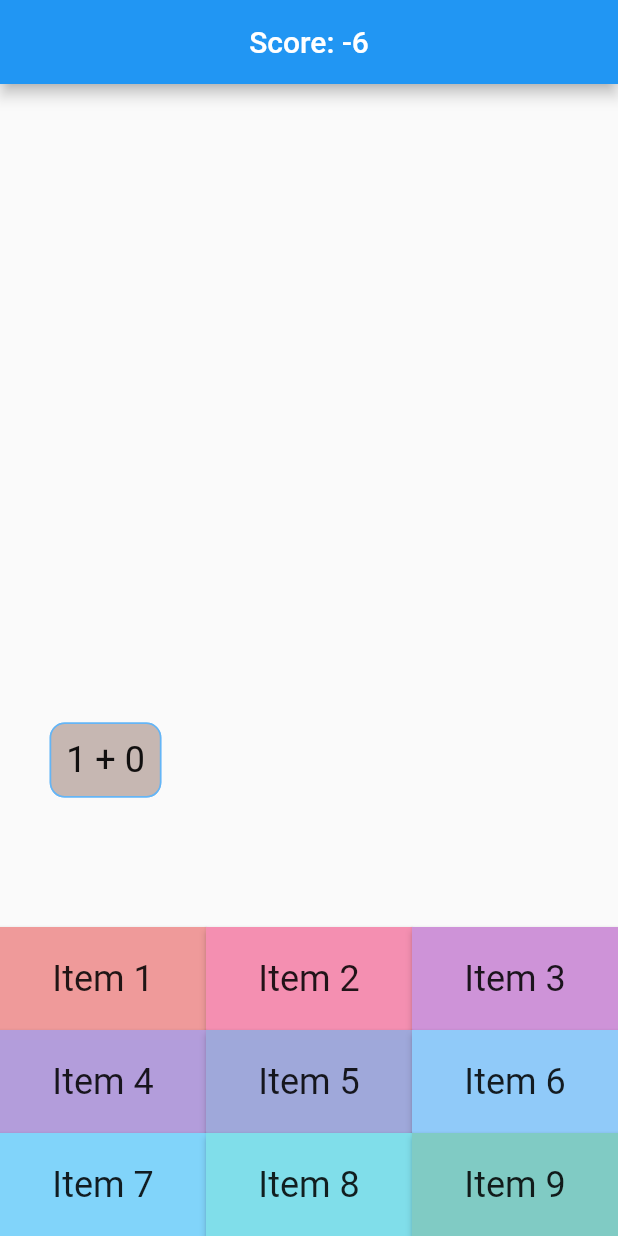
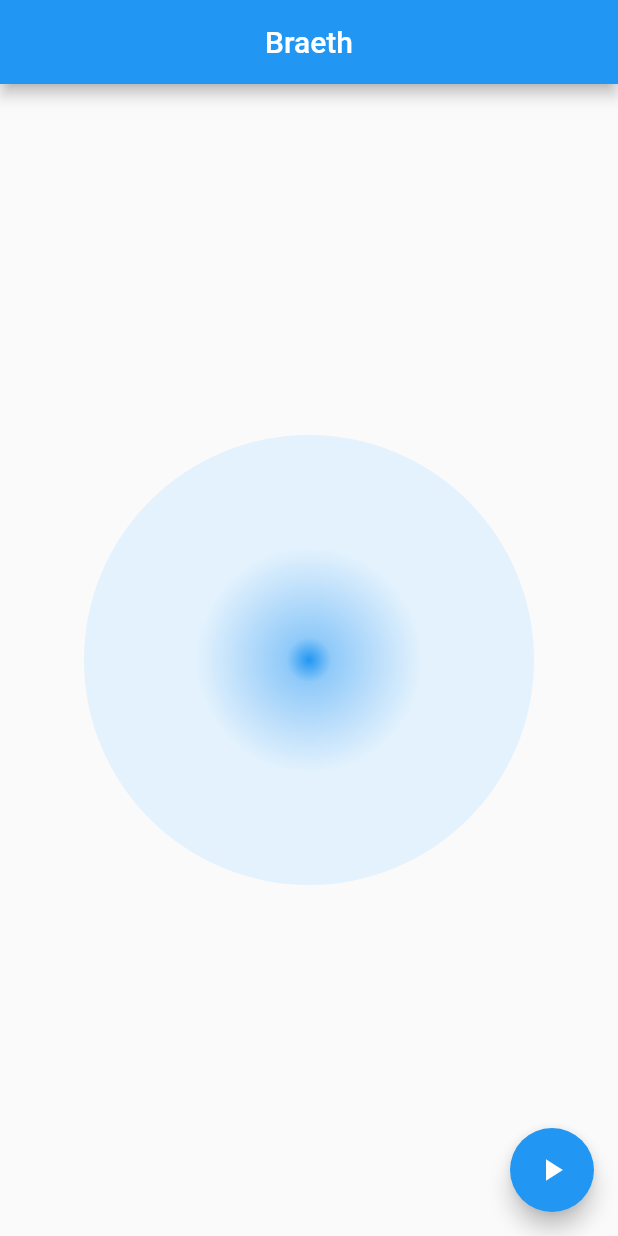
Before and after one commit to away-star/flutter-first_game, a Flutter app: the screen it shows after launch, on a phone screen of 412 x 824 dp. Run offline on Flutter 3.47's test engine with Material 2 defaults, Android fonts, the phone set to English and light mode, and no system bars.

Commit message:
主要是有些小尝试

```diff
--- /dev/null
+++ b/lib/breath.dart
@@ -0,0 +1,114 @@
+import 'package:flutter/material.dart';
+
+class Braeth extends StatefulWidget {
+  const Braeth({Key? key}) : super(key: key);
+
+  @override
+  State<Braeth> createState() => _BraethState();
+}
+
+class _BraethState extends State<Braeth> with TickerProviderStateMixin {
+
+   late AnimationController _controller;
+   late AnimationController _opacityController;
+
+  @override
+  void initState() {
+    // TODO: implement initState
+    _controller = AnimationController(
+      vsync: this,
+
+    );
+    _opacityController = AnimationController(
+      vsync: this,
+
+    );
+    super.initState();
+  }
+
+  @override
+  void dispose() {
+    // TODO: implement dispose
+    _controller.dispose();
+    super.dispose();
+  }
+
+  @override
+  Widget build(BuildContext context) {
+    return Scaffold(
+        appBar: AppBar(
+          title: Center(child: const Text("Braeth")),
+        ),
+        body: Center(
+          child: FadeTransition(
+            opacity: Tween(begin: 1.0, end: 0.7).animate(_opacityController),
+            child: AnimatedBuilder(
+              animation: _controller,
+              builder: (BuildContext context, Widget? child) {
+                return Container(
+                  width: 300,
+                  height: 300,
+                  decoration: BoxDecoration(
+                    color: Colors.blue,
+                    shape: BoxShape.circle,
+                    gradient: RadialGradient(
+                      colors: [
+                        Colors.blue,
+                        Colors.blue[200]!,
+                        Colors.blue[100]!,
+                        Colors.blue[50]!,
+                      ],
+                      //下面为什么报错
+                      //stops: const [_controller.value, 0.6, 0.9, 1.0],
+
+                      stops: [
+                        _controller.value,
+                        _controller.value + 0.1,
+                        _controller.value + 0.3,
+                        _controller.value + 0.5
+                      ],
+                    ),
+                  ),
+                );
+              },
+              child: Container(
+                width: 300,
+                height: 300,
+                decoration: BoxDecoration(
+                  color: Colors.blue,
+                  shape: BoxShape.circle,
+                  gradient: RadialGradient(
+                    colors: [
+                      Colors.blue,
+                      Colors.blue[200]!,
+                      Colors.blue[100]!,
+                      Colors.blue[50]!,
+                    ],
+                    stops: const [0.5, 0.6, 0.9, 1.0],
+                  ),
+                ),
+              ),
+            ),
+          ),
+        ),
+        floatingActionButton: FloatingActionButton(
+          onPressed: () async {
+            //设置_controller的动画
+            _controller.duration = const Duration(seconds: 4);
+            _controller.forward();
+            await Future.delayed(const Duration(seconds: 4));
+
+            //设置_opacityController的动画
+            _opacityController.duration = const Duration(milliseconds: 1750);
+            _opacityController.repeat(reverse: true);
+            await Future.delayed(const Duration(milliseconds: 7000));
+            _opacityController.reset();
+
+            //设置_controller的动画
+            _controller.duration = const Duration(seconds: 8);
+            _controller.reverse();
+          },
+          child: const Icon(Icons.play_arrow),
+        ));
+  }
+}
--- a/lib/game.dart
+++ b/lib/game.dart
@@ -13,6 +13,7 @@ class Game extends StatefulWidget {
 class _GameState extends State<Game> {
   final _inputController = StreamController.broadcast();
   final _scoreController = StreamController.broadcast();
+
 
   //一次改进代码(使用StreamController的监听)
   // num score = 0;
@@ -46,6 +47,8 @@ class _GameState extends State<Game> {
 
         //一次改进代码(使用StreamController的监听)
         //title: Center(child: Text("Score: $score")),
+
+
         //初始代码
         // title: Center(
         //   child: StreamBuilder(
@@ -178,7 +181,7 @@ class _PuzzleState extends State<Puzzle> with SingleTickerProviderStateMixin {
     widget.inputStream.listen((input) {
       if (input == a + b) {
         reset();
-        //答对了 添加5事件
+        //答对了 添加 5事件
         widget.scoreStream.add(5);
       }
     });
--- a/lib/main.dart
+++ b/lib/main.dart
@@ -1,4 +1,6 @@
 import 'package:flutter/material.dart';
+import 'package:flutter_chat/breath.dart';
+import 'package:flutter_chat/counter.dart';
 import 'package:flutter_chat/game.dart';
 
 void main() => runApp(ChatApp());
@@ -15,7 +17,7 @@ class ChatApp extends StatelessWidget {
       theme: ThemeData(
         primarySwatch: Colors.blue,
       ),
-      home: Game(),
+      home: Braeth(),
     );
   }
 }
```
Also changed, not shown: lib/counter.dart (added, +87 -0 lines).
